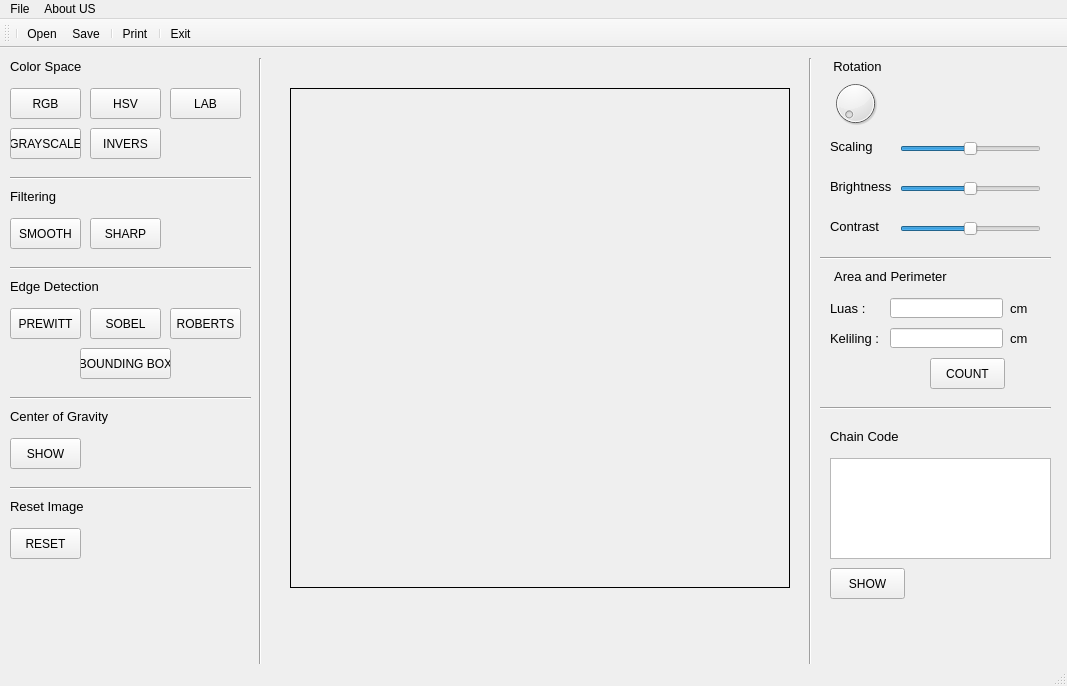
Qt form qt-image-processing.ui (edbertproject/uas-citra-digital) before a commit.
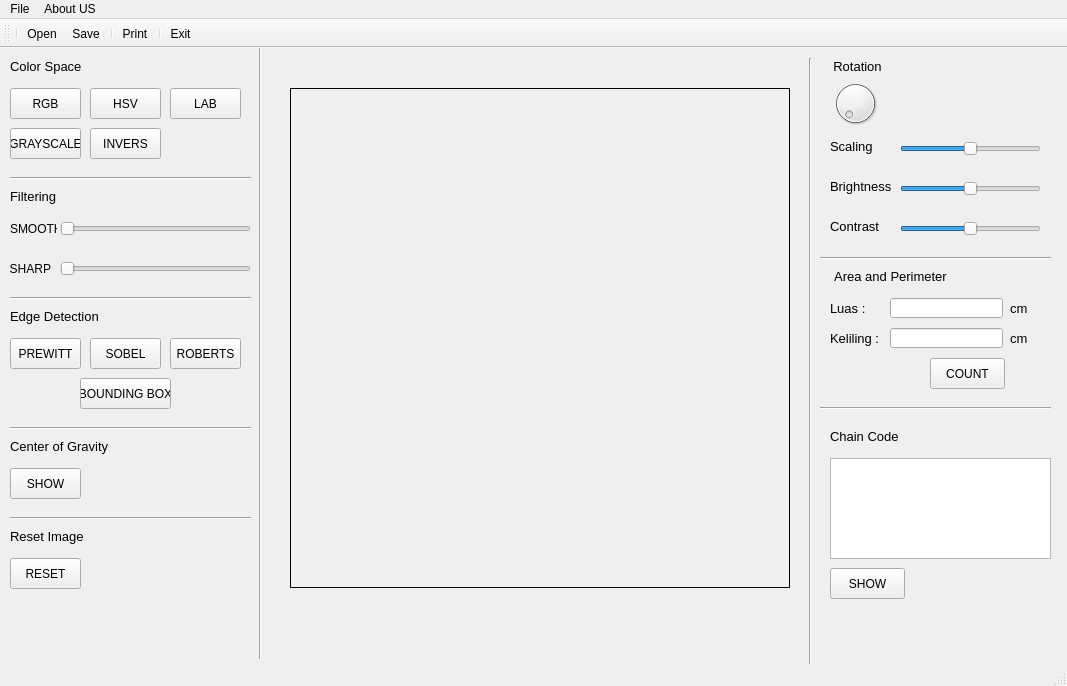
The same form after that commit. Icons and pictures are not drawn.

Commit message: change UI smooth and sharp

What changed in the file:
```diff
--- a/qt-image-processing.ui
+++ b/qt-image-processing.ui
@@ -127,7 +127,7 @@
     <property name="geometry">
      <rect>
       <x>10</x>
-      <y>480</y>
+      <y>510</y>
       <width>71</width>
       <height>31</height>
      </rect>
@@ -143,7 +143,7 @@
     <property name="geometry">
      <rect>
       <x>250</x>
-      <y>10</y>
+      <y>-20</y>
       <width>20</width>
       <height>631</height>
      </rect>
@@ -362,7 +362,7 @@
     <property name="geometry">
      <rect>
       <x>10</x>
-      <y>210</y>
+      <y>240</y>
       <width>241</width>
       <height>20</height>
      </rect>
@@ -389,37 +389,11 @@
      <string>Filtering</string>
     </property>
    </widget>
-   <widget class="QPushButton" name="smoothButton">
-    <property name="geometry">
-     <rect>
-      <x>10</x>
-      <y>170</y>
-      <width>71</width>
-      <height>31</height>
-     </rect>
-    </property>
-    <property name="text">
-     <string>SMOOTH</string>
-    </property>
-   </widget>
-   <widget class="QPushButton" name="sharpButton">
-    <property name="geometry">
-     <rect>
-      <x>90</x>
-      <y>170</y>
-      <width>71</width>
-      <height>31</height>
-     </rect>
-    </property>
-    <property name="text">
-     <string>SHARP</string>
-    </property>
-   </widget>
    <widget class="Line" name="line_9">
     <property name="geometry">
      <rect>
       <x>10</x>
-      <y>340</y>
+      <y>370</y>
       <width>241</width>
       <height>20</height>
      </rect>
@@ -432,7 +406,7 @@
     <property name="geometry">
      <rect>
       <x>10</x>
-      <y>230</y>
+      <y>260</y>
       <width>91</width>
       <height>16</height>
      </rect>
@@ -450,7 +424,7 @@
     <property name="geometry">
      <rect>
       <x>10</x>
-      <y>260</y>
+      <y>290</y>
       <width>71</width>
       <height>31</height>
      </rect>
@@ -463,7 +437,7 @@
     <property name="geometry">
      <rect>
       <x>90</x>
-      <y>260</y>
+      <y>290</y>
       <width>71</width>
       <height>31</height>
      </rect>
@@ -476,7 +450,7 @@
     <property name="geometry">
      <rect>
       <x>170</x>
-      <y>260</y>
+      <y>290</y>
       <width>71</width>
       <height>31</height>
      </rect>
@@ -489,7 +463,7 @@
     <property name="geometry">
      <rect>
       <x>80</x>
-      <y>300</y>
+      <y>330</y>
       <width>91</width>
       <height>31</height>
      </rect>
@@ -652,7 +626,7 @@
     <property name="geometry">
      <rect>
       <x>10</x>
-      <y>360</y>
+      <y>390</y>
       <width>101</width>
       <height>16</height>
      </rect>
@@ -670,7 +644,7 @@
     <property name="geometry">
      <rect>
       <x>10</x>
-      <y>390</y>
+      <y>420</y>
       <width>71</width>
       <height>31</height>
      </rect>
@@ -683,7 +657,7 @@
     <property name="geometry">
      <rect>
       <x>10</x>
-      <y>430</y>
+      <y>460</y>
       <width>241</width>
       <height>20</height>
      </rect>
@@ -696,7 +670,7 @@
     <property name="geometry">
      <rect>
       <x>10</x>
-      <y>450</y>
+      <y>480</y>
       <width>101</width>
       <height>16</height>
      </rect>
@@ -746,6 +720,103 @@
      <string>cm</string>
     </property>
    </widget>
+   <widget class="QSlider" name="smoothSlider">
+    <property name="geometry">
+     <rect>
+      <x>60</x>
+      <y>170</y>
+      <width>191</width>
+      <height>22</height>
+     </rect>
+    </property>
+    <property name="minimum">
+     <number>1</number>
+    </property>
+    <property name="maximum">
+     <number>25</number>
+    </property>
+    <property name="singleStep">
+     <number>2</number>
+    </property>
+    <property name="pageStep">
+     <number>2</number>
+    </property>
+    <property name="value">
+     <number>1</number>
+    </property>
+    <property name="sliderPosition">
+     <number>1</number>
+    </property>
+    <property name="orientation">
+     <enum>Qt::Horizontal</enum>
+    </property>
+   </widget>
+   <widget class="QLabel" name="label_16">
+    <property name="geometry">
+     <rect>
+      <x>10</x>
+      <y>170</y>
+      <width>47</width>
+      <height>21</height>
+     </rect>
+    </property>
+    <property name="text">
+     <string>SMOOTH</string>
+    </property>
+   </widget>
+   <widget class="QSlider" name="sharpSlider">
+    <property name="geometry">
+     <rect>
+      <x>60</x>
+      <y>210</y>
+      <width>191</width>
+      <height>22</height>
+     </rect>
+    </property>
+    <property name="minimum">
+     <number>1</number>
+    </property>
+    <property name="maximum">
+     <number>5</number>
+    </property>
+    <property name="singleStep">
+     <number>1</number>
+    </property>
+    <property name="pageStep">
+     <number>5</number>
+    </property>
+    <property name="value">
+     <number>1</number>
+    </property>
+    <property name="sliderPosition">
+     <number>1</number>
+    </property>
+    <property name="orientation">
+     <enum>Qt::Horizontal</enum>
+    </property>
+   </widget>
+   <widget class="QLabel" name="label_17">
+    <property name="geometry">
+     <rect>
+      <x>10</x>
+      <y>210</y>
+      <width>41</width>
+      <height>21</height>
+     </rect>
+    </property>
+    <property name="layoutDirection">
+     <enum>Qt::LeftToRight</enum>
+    </property>
+    <property name="text">
+     <string>SHARP</string>
+    </property>
+    <property name="alignment">
+     <set>Qt::AlignRight|Qt::AlignTrailing|Qt::AlignVCenter</set>
+    </property>
+    <property name="wordWrap">
+     <bool>false</bool>
+    </property>
+   </widget>
   </widget>
   <widget class="QStatusBar" name="statusbar"/>
   <widget class="QToolBar" name="toolBar">
```
Left out of the diff: 39 changed lines with no effect on the pictures. The commit also changes 1 other file.
